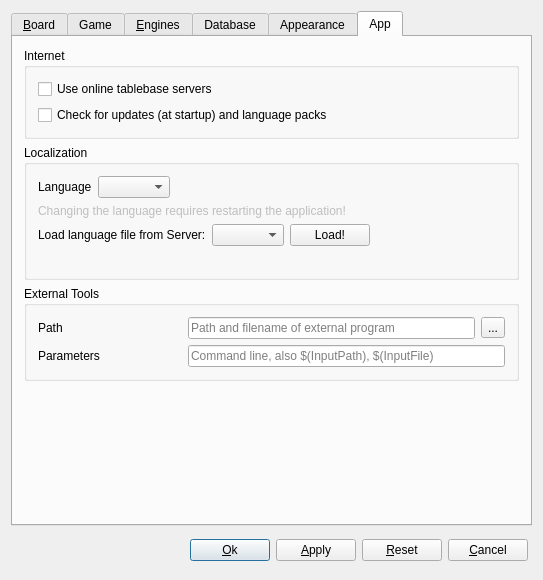
Before: the Qt Designer form src/gui/preferences.ui in madnight/chessx, drawn with Qt 5.
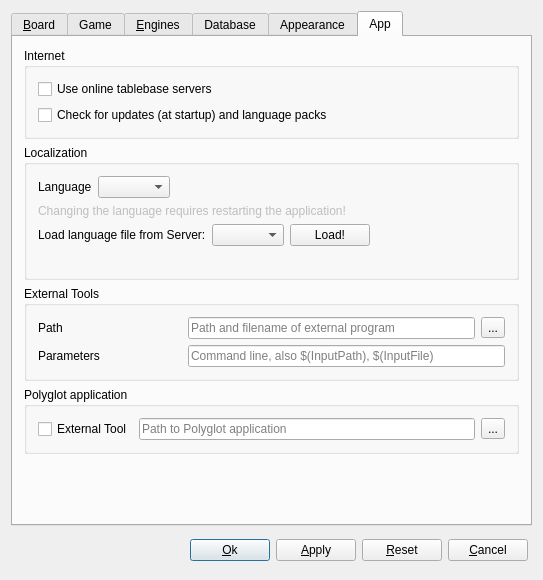
After: the same form once the commit is applied. The open tabs and pages were chosen to show the change. Icons and pictures are not drawn. Custom widgets are drawn as their Qt base class.

Commit message: New feature: Allow constant move indicator New feature: Allow disabling menu icons New feature: Support external polyglot for Linux users

```diff
--- a/src/gui/preferences.ui
+++ b/src/gui/preferences.ui
@@ -1178,6 +1178,36 @@
          <zorder>extToolParameters</zorder>
         </widget>
        </item>
+       <item>
+        <widget class="QGroupBox" name="groupAppPolyglot">
+         <property name="title">
+          <string>Polyglot application</string>
+         </property>
+         <layout class="QGridLayout" name="gridLayout_4" columnstretch="0,0,0">
+          <item row="0" column="2">
+           <widget class="QToolButton" name="btPolyglotPath">
+            <property name="text">
+             <string>...</string>
+            </property>
+           </widget>
+          </item>
+          <item row="0" column="1">
+           <widget class="QLineEdit" name="polyglotPath">
+            <property name="placeholderText">
+             <string>Path to Polyglot application</string>
+            </property>
+           </widget>
+          </item>
+          <item row="0" column="0">
+           <widget class="QCheckBox" name="btPolyglotExternal">
+            <property name="text">
+             <string>External Tool</string>
+            </property>
+           </widget>
+          </item>
+         </layout>
+        </widget>
+       </item>
        <item>
         <spacer name="verticalSpacer_3">
          <property name="orientation">
```
Left out of the diff: 44 changed lines with no effect on the pictures. The commit also changes 7 other files.
